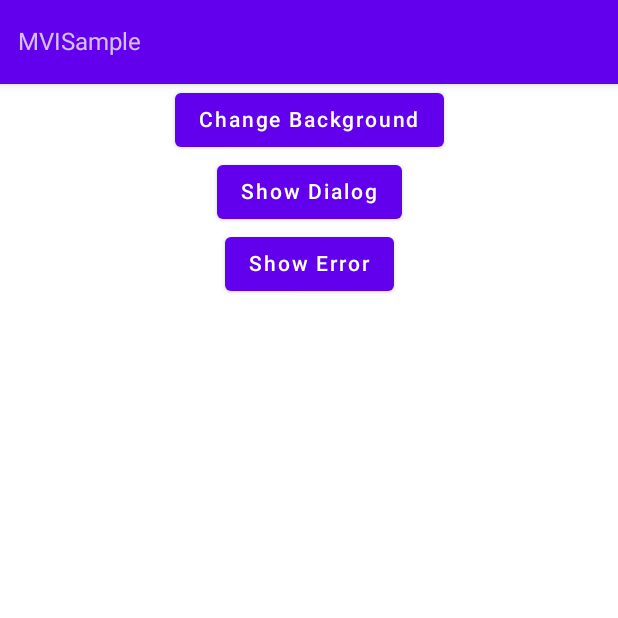
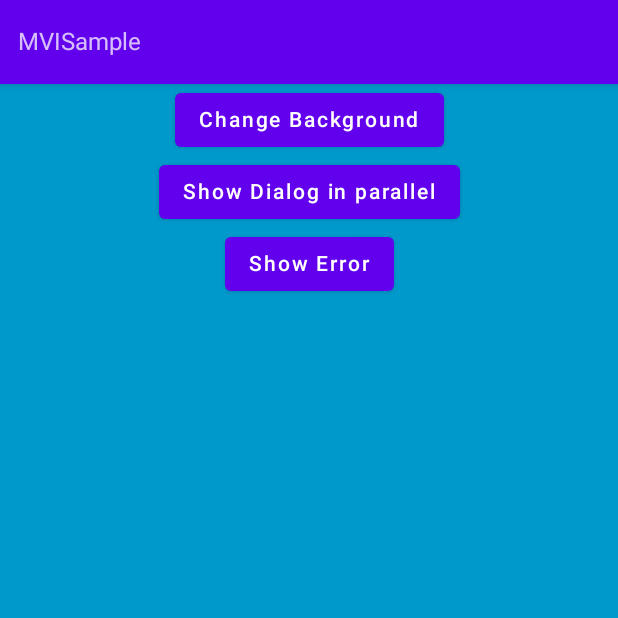
Before and after one commit to Zeyad-37/Flux, an Android app built with Jetpack Compose: the MVIActivity screen opened directly, with no data from a screen before it, after a tap on "Change Background", on a phone screen of 412 x 824 dp, the top half of it. Run offline under Robolectric (Android 15) with nearby library versions, the phone set to English and light mode, and no system bars.

```diff
--- a/app/src/main/java/com/zeyadgasser/flux/mvi/MVIActivity.kt
+++ b/app/src/main/java/com/zeyadgasser/flux/mvi/MVIActivity.kt
@@ -9,6 +9,7 @@ import androidx.appcompat.app.AlertDialog
 import androidx.compose.foundation.layout.*
 import androidx.compose.material.*
 import androidx.compose.runtime.*
+import androidx.compose.runtime.saveable.rememberSaveable
 import androidx.compose.ui.Alignment
 import androidx.compose.ui.Modifier
 import androidx.compose.ui.graphics.Color
@@ -21,6 +22,7 @@ import com.zeyadgasser.core.InputStrategy.THROTTLE
 import com.zeyadgasser.core.Output
 import com.zeyadgasser.core.Progress
 import com.zeyadgasser.flux.ui.theme.FluxTheme
+import kotlinx.coroutines.Dispatchers
 
 class MVIActivity : ComponentActivity() {
 
@@ -35,61 +37,72 @@ class MVIActivity : ComponentActivity() {
 
 @Composable
 fun MVIScreen(viewModel: MVIViewModel) {
-    val context = LocalContext.current
-    val state: State<Output> = viewModel.observe().collectAsState()
-    var successState: MVIState by remember { mutableStateOf(InitialState) }
+    val state: State<Output> = viewModel.observe().collectAsState(Dispatchers.Main)
+    var successState: MVIState by rememberSaveable { mutableStateOf(InitialState) }
     var isLoading: Boolean by remember { mutableStateOf(false) }
     var errorMessage: String by remember { mutableStateOf("") }
     when (val output = state.value) {
-        is Effect -> bindEffect(output as MVIEffect, context)
+        is Effect -> bindEffect(output as MVIEffect, LocalContext.current)
         is Error -> errorMessage = output.message
         is Progress -> isLoading = output.isLoading
         is com.zeyadgasser.core.State -> successState = output as MVIState
     }
-    Scaffold(
-        Modifier.fillMaxSize(),
+    MVIScreenScaffold(successState,
+        isLoading,
+        errorMessage,
+        { viewModel.process(ChangeBackgroundInput(), THROTTLE) },
+        { viewModel.process(ShowDialogInput) },
+        { viewModel.process(ErrorInput) })
+}
+
+@Composable
+fun MVIScreenScaffold(
+    successState: MVIState,
+    isLoading: Boolean,
+    errorMessage: String,
+    changeBackgroundOnClick: () -> Unit,
+    showDialogOnClick: () -> Unit,
+    showErrorOnClick: () -> Unit,
+) = Scaffold(Modifier.fillMaxSize(),
     backgroundColor = when (successState) {
         InitialState -> MaterialTheme.colors.background
-            is ColorBackgroundState -> Color(context.resources.getColor((successState as ColorBackgroundState).color, null))
+        is ColorBackgroundState ->
+            Color(LocalContext.current.resources.getColor(successState.color, null))
     },
-        topBar = {
-            TopAppBar(Modifier.fillMaxWidth()) {
-                Text(text = "MVISample", modifier = Modifier.padding(8.dp))
-            }
-        },
+    topBar = { TopAppBar(Modifier.fillMaxWidth()) { Text("MVISample", Modifier.padding(8.dp)) } },
     content = { paddingValues: PaddingValues ->
-            MVIScreenContent(paddingValues, viewModel, errorMessage, isLoading)
+        MVIScreenContent(
+            paddingValues,
+            changeBackgroundOnClick,
+            showDialogOnClick,
+            showErrorOnClick,
+            errorMessage,
+            isLoading
+        )
     })
-}
 
 @Composable
 private fun MVIScreenContent(
     paddingValues: PaddingValues,
-    viewModel: MVIViewModel,
+    changeBackgroundOnClick: () -> Unit,
+    showDialogOnClick: () -> Unit,
+    showErrorOnClick: () -> Unit,
     errorMessage: String,
     isLoading: Boolean
-) {
-    Column(
+) = Column(
     modifier = Modifier
         .fillMaxSize()
         .padding(paddingValues),
     horizontalAlignment = Alignment.CenterHorizontally,
 ) {
-        Button(onClick = { viewModel.process(ChangeBackgroundInput(), THROTTLE) }) {
-            Text(text = "Change Background")
-        }
-        Button(onClick = { viewModel.process(ShowDialogInput) }) { Text(text = "Show Dialog") }
-        Button(onClick = { viewModel.process(ErrorInput) }) { Text(text = "Show Error") }
-
+    Button(onClick = changeBackgroundOnClick) { Text(text = "Change Background") }
+    Button(onClick = showDialogOnClick) { Text(text = "Show Dialog in parallel") }
+    Button(onClick = showErrorOnClick) { Text(text = "Show Error") }
     if (errorMessage.isNotEmpty()) Text(text = errorMessage)
-
     if (isLoading) CircularProgressIndicator(Modifier.size(42.dp))
-    }
 }
 
 private fun bindEffect(effect: MVIEffect, context: Context) = when (effect) {
-    is ShowDialogEffect -> AlertDialog.Builder(context)
-        .setTitle("Dialog")
-        .setMessage("Dialog effect!")
-        .create().show()
+    is ShowDialogEffect -> AlertDialog.Builder(context).setTitle("Dialog")
+        .setMessage("Dialog effect!").create().show()
 }
--- a/app/src/main/java/com/zeyadgasser/flux/mvi/MVIContract.kt
+++ b/app/src/main/java/com/zeyadgasser/flux/mvi/MVIContract.kt
@@ -1,6 +1,5 @@
 package com.zeyadgasser.flux.mvi
 
-import android.graphics.Color
 import com.zeyadgasser.core.Effect
 import com.zeyadgasser.core.Input
 import com.zeyadgasser.core.Result
--- a/core/src/main/java/com/zeyadgasser/core/FluxViewModel.kt
+++ b/core/src/main/java/com/zeyadgasser/core/FluxViewModel.kt
@@ -7,11 +7,9 @@ import androidx.lifecycle.SavedStateHandle
 import androidx.lifecycle.ViewModel
 import androidx.lifecycle.viewModelScope
 import com.zeyadgasser.core.InputStrategy.*
-import kotlinx.coroutines.Dispatchers
-import kotlinx.coroutines.FlowPreview
-import kotlinx.coroutines.delay
+import kotlinx.coroutines.*
 import kotlinx.coroutines.flow.*
-import kotlinx.coroutines.launch
+import kotlin.coroutines.CoroutineContext
 
 const val ARG_STATE = "arg_state"
 
@@ -41,6 +39,7 @@ abstract class FluxViewModel<I : Input, R : Result, S : State, E : Effect>(
     private val inputHandler: InputHandler<I, S>,
     private val reducer: Reducer<S, R>?,
     private val savedStateHandle: SavedStateHandle?,
+    private val ioDispatcher: CoroutineContext = Dispatchers.IO,
 ) : ViewModel() {
 
     internal data class FluxState<S>(val state: S) : FluxOutcome()
@@ -100,12 +99,12 @@ abstract class FluxViewModel<I : Input, R : Result, S : State, E : Effect>(
         val nonStateOutcomes =
             outcome.filter { it !is FluxState<*> }.filter { it !is FluxResult<*> }
         merge(nonStateOutcomes, states)
-            .flowOn(Dispatchers.Main)
-            .collect {
+            .onEach {
                 trackOutcomes(it)
                 logOutcomes(it)
                 handleOutcome(it)
-            }
+            }.flowOn(ioDispatcher)
+            .collect {}
     }
 
     private fun createOutcomes(): Flow<FluxOutcome> {
@@ -113,12 +112,11 @@ abstract class FluxViewModel<I : Input, R : Result, S : State, E : Effect>(
             inputs,
             throttledInputs.conflate(),
             debouncedInputs.debounce(DEBOUNCE.interval)
-        ).flowOn(Dispatchers.IO)
-            .map {
-                trackingListener.inputs(it)
-                loggingListener.inputs(it)
-                InputOutcomeStream(it, inputHandler.handleInputs(it, currentState))
-            }
+        ).map {
+            trackingListener.inputs(it)
+            loggingListener.inputs(it)
+            InputOutcomeStream(it, inputHandler.handleInputs(it, currentState))
+        }
         val asyncOutcomes = streamsToProcess.filter { it.outcomes is AsyncOutcomeFlow }
             .map { it.copy(outcomes = (it.outcomes as AsyncOutcomeFlow).Flow) }
             .flatMapMerge { processInputOutcomeStream(it) }
```
Lines whose indentation alone changed are shown as unchanged.
